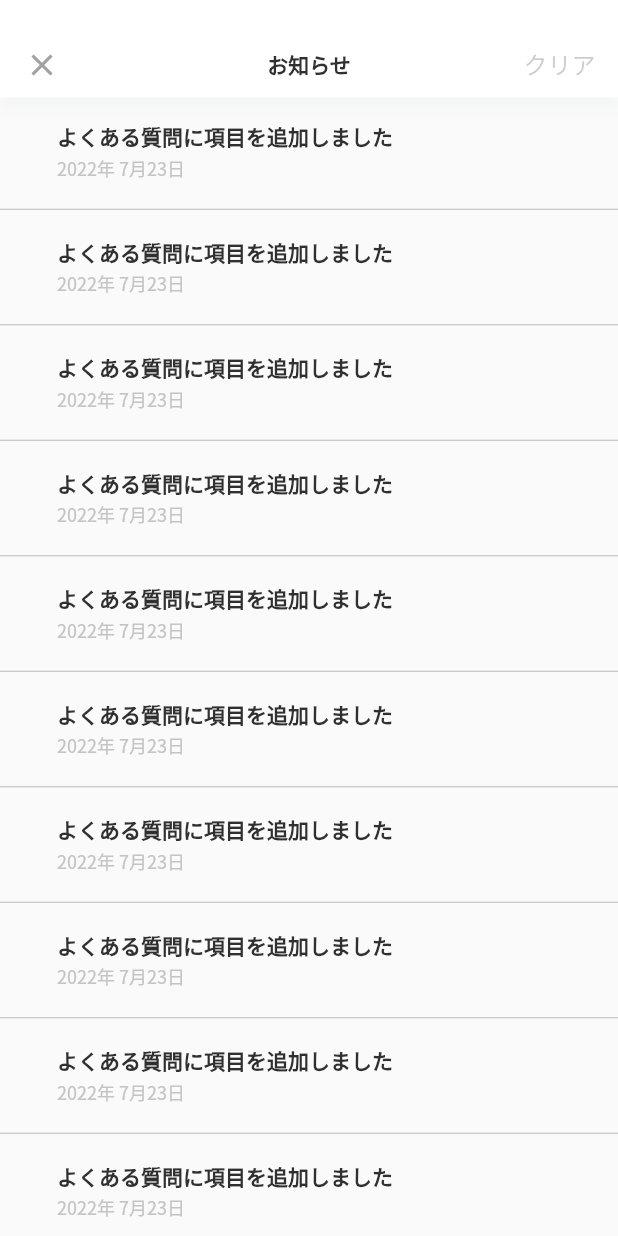
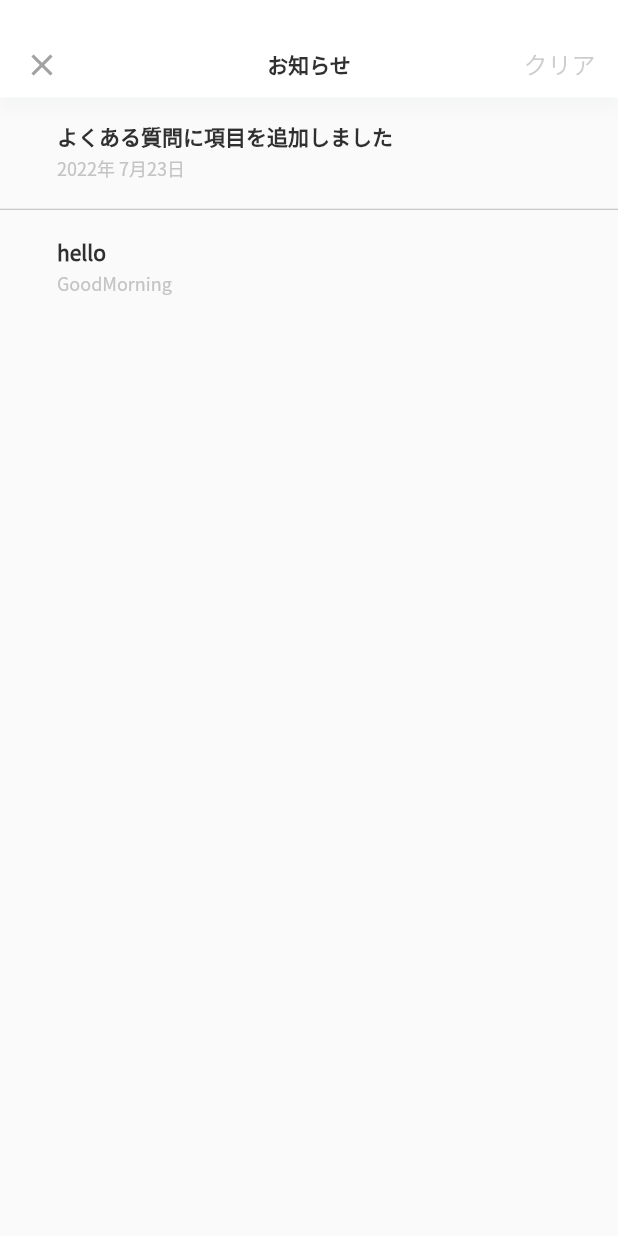
Before and after one commit to manikuttan-davud/task4, a Flutter app: the screen it shows after launch, on a phone screen of 412 x 824 dp. Run offline on Flutter 3.47's test engine with Material 2 defaults, Android fonts, the phone set to English and light mode, and no system bars; our stand-ins replace dio, flutter_screenutil, flutter_svg.

Commit message:
some changes made

```diff
--- a/lib/screens/notification_screen.dart
+++ b/lib/screens/notification_screen.dart
@@ -1,7 +1,9 @@
 import 'package:flutter/material.dart';
 import 'package:flutter_screenutil/flutter_screenutil.dart';
 import 'package:task_four/screens/accout_information_screen.dart';
+import 'package:task_four/screens/empty_screen.dart';
 import 'package:task_four/utils/colors.dart';
+import 'package:task_four/utils/data.dart';
 import 'package:task_four/utils/text_style.dart';
 
 import '../widget/common_appbar.dart';
@@ -29,38 +31,44 @@ class ListDetails extends StatelessWidget {
 
   @override
   Widget build(BuildContext context) {
-    return ListView.separated(
+
+
+    return Dummydata.isEmpty? EmptyScreen() :
+     ListView.separated(
       itemBuilder:((context, index) {
         return InkWell(
           onTap: (() =>  Navigator.push(
     context,
     MaterialPageRoute(builder: (context) => const AccountScreen()),
   )),
-          child: const OneTile(),
+          child:  OneTile(data: Dummydata[index],),
         );
       }),
        separatorBuilder: ((context, index) {
          return const Divider(height: 5,color:  colorFFBABABA,);
        }),
-        itemCount: 10);
+        itemCount: Dummydata.length);
   }
 }
 
 class OneTile extends StatelessWidget {
+
+  final Map data;
   const OneTile({
-    Key? key,
+    Key? key, required this.data,
   }) : super(key: key);
 
   @override
   Widget build(BuildContext context) {
+
     return ListTile(
       title: Padding(
         padding:  EdgeInsets.only(left: 20.w),
-        child: Text('よくある質問に項目を追加しました',style: tsS14C0xW700,),
+        child: Text(data['head'],style: tsS14C0xW700,),
       ),
       subtitle: Padding(
         padding:  EdgeInsets.only(left: 20.w),
-        child: Text('2022年 7月23日',style: tsS12C0xW400 ,),
+        child: Text(data['sub'],style: tsS12C0xW400 ,),
       ),
     );
   }
--- /dev/null
+++ b/lib/utils/data.dart
@@ -0,0 +1,11 @@
+ List Dummydata=[
+      {
+        'head': 'よくある質問に項目を追加しました',
+        'sub': '2022年 7月23日'
+
+      },
+      {
+        'head':'hello',
+       'sub':'GoodMorning'
+     }
+    ];
--- a/pubspec.yaml
+++ b/pubspec.yaml
@@ -38,6 +38,7 @@ dependencies:
   cupertino_icons: ^1.0.2
   flutter_screenutil: ^5.6.0
   flutter_svg: ^1.1.6
+  dio: ^4.0.6
 
 dev_dependencies:
   flutter_test:
```
Also changed, not shown: lib/screens/empty_screen.dart (+5 -8 lines), lib/services/web_services.dart (added, +23 -0 lines), lib/utils/url.dart (added), pubspec.lock.
